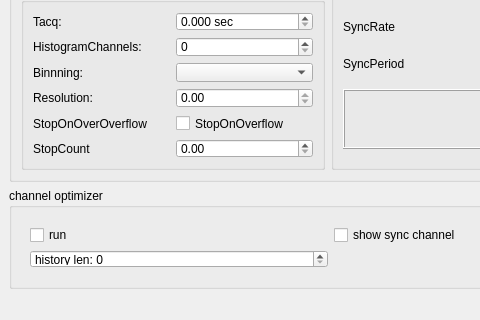
Qt form ScopeFoundryHW/picoharp/hydraharp_channel_optimizer.ui (PromuInstrument/stackbot) before a commit; both pictures show x 0 to 480 and y 207 to 527 of the 965 by 527 pixel window.
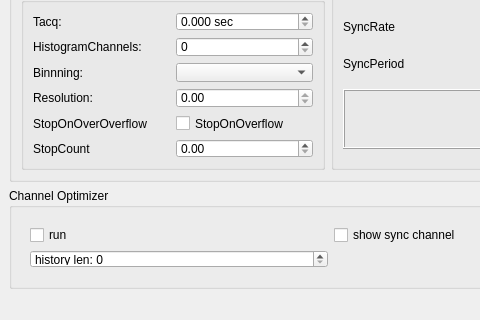
The same form after that commit.

The edit to the form file:
```diff
--- a/ScopeFoundryHW/picoharp/hydraharp_channel_optimizer.ui
+++ b/ScopeFoundryHW/picoharp/hydraharp_channel_optimizer.ui
@@ -504,7 +504,7 @@
     <item>
      <widget class="QGroupBox" name="optimizer_GroupBox">
       <property name="title">
-       <string>channel optimizer</string>
+       <string>Channel Optimizer</string>
       </property>
       <property name="alignment">
        <set>Qt::AlignLeading|Qt::AlignLeft|Qt::AlignTop</set>
```
Left out of the diff: 27 changed lines with no effect on the pictures.
